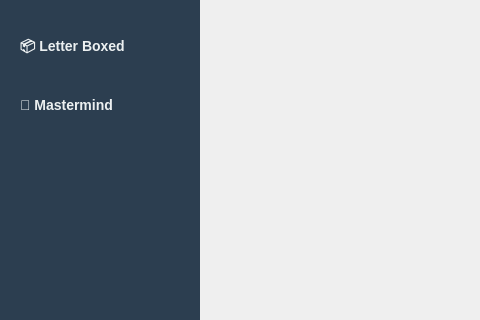
First picture: the form in src/gui/MainWindow.ui, repository satsinush/word-games, before the edit; both pictures show x 0 to 480 and y 198 to 518 of the 1000 by 700 pixel window.
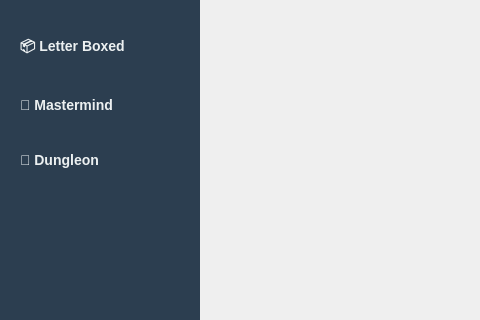
Second picture: the form after the edit.

The edit to the form file:
```diff
--- a/src/gui/MainWindow.ui
+++ b/src/gui/MainWindow.ui
@@ -201,6 +201,22 @@
          </property>
         </widget>
        </item>
+            <item>
+                <widget class="QPushButton" name="btnDungleon">
+                 <property name="minimumSize">
+                    <size>
+                     <width>0</width>
+                     <height>50</height>
+                    </size>
+                 </property>
+                 <property name="text">
+                    <string>🐲 Dungleon</string>
+                 </property>
+                 <property name="checkable">
+                    <bool>true</bool>
+                 </property>
+                </widget>
+             </item>
        <item>
         <spacer name="verticalSpacer_bottom">
          <property name="orientation">
```
